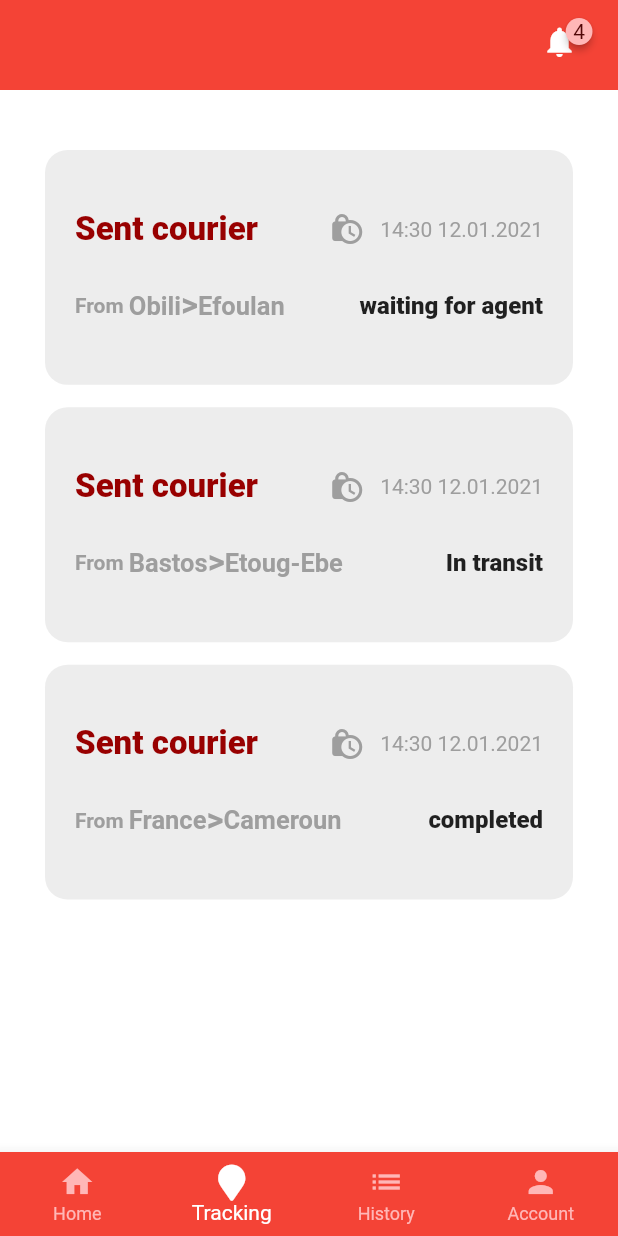
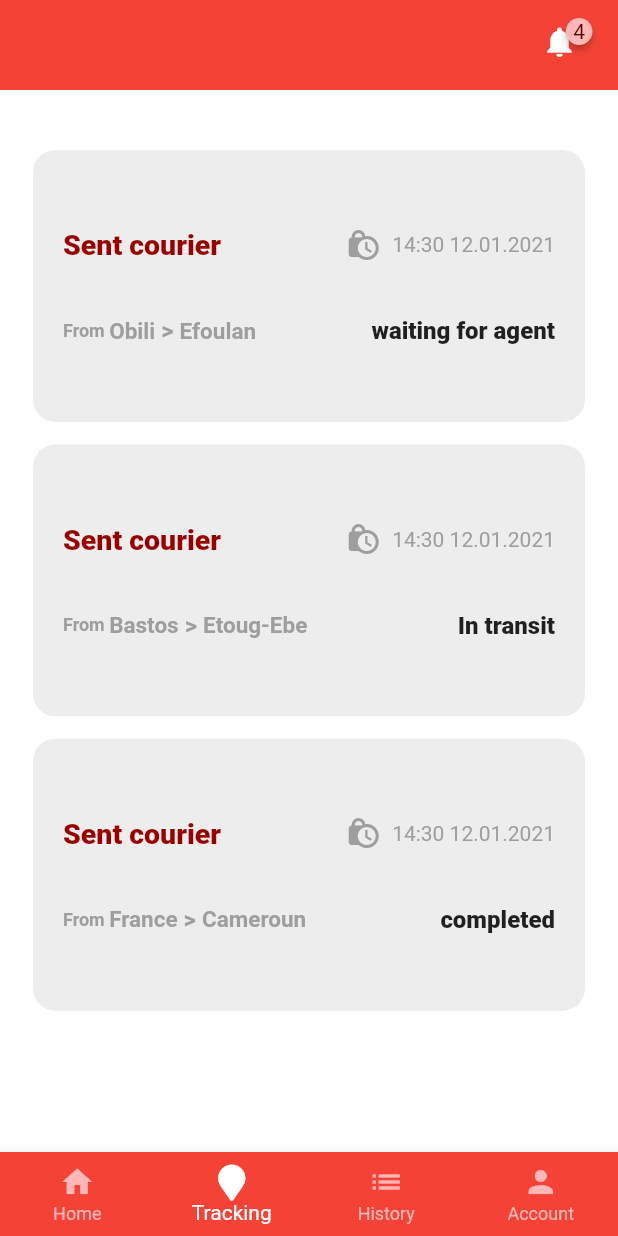
Before and after one commit to ElFabNyl/nextwave, a Flutter app: the screen it shows after launch, item 2 of the bottom bar chosen, on a phone screen of 412 x 824 dp. Run offline on Flutter 3.47's test engine with Material 2 defaults, Android fonts, the phone set to English and light mode, and no system bars; drawn by our look-alikes of badges; our stand-ins replace font_awesome_flutter; missing offline and left inert: rate_my_app.

Commit message:
some ui update | send module

```diff
--- a/lib/components/app_bar.dart
+++ b/lib/components/app_bar.dart
@@ -3,7 +3,6 @@ import 'package:flutter/material.dart';
 
 class AppBarWidget extends StatelessWidget implements PreferredSizeWidget {
   final bool isShoppingBag;
-  final bool showArrow;
   final bool showBell;
   final bool showBadge;
   final Widget? title;
@@ -13,7 +12,6 @@ class AppBarWidget extends StatelessWidget implements PreferredSizeWidget {
   const AppBarWidget({
     Key? key,
     required this.isShoppingBag,
-    required this.showArrow,
     required this.showBell,
     required this.showBadge,
     this.title,
@@ -29,16 +27,6 @@ class AppBarWidget extends StatelessWidget implements PreferredSizeWidget {
     return AppBar(
       title: title,
       elevation: 0.0,
-      leading: showArrow
-          ? IconButton(
-              onPressed: () {
-                Navigator.of(context).pop();
-              },
-              icon: const Icon(
-                Icons.arrow_back,
-                color: Colors.white,
-              ))
-          : null,
       centerTitle: true,
       actions: [
         Padding(
--- a/lib/components/home_module_card.dart
+++ b/lib/components/home_module_card.dart
@@ -19,7 +19,7 @@ class HomeModuleCard extends StatelessWidget {
     return GestureDetector(
       onTap: action,
       child: Container(
-        height: MediaQuery.of(context).size.height * 0.14,
+        height: MediaQuery.of(context).size.height * 0.16,
         width: double.infinity,
         decoration: BoxDecoration(
             color: const Color(0xffEDEDED),
@@ -42,13 +42,13 @@ class HomeModuleCard extends StatelessWidget {
                 Text(
                   moduleName,
                   style: const TextStyle(
-                      fontWeight: FontWeight.w900, fontSize: 21.0),
+                      fontWeight: FontWeight.w900, fontSize: 19.0),
                 ),
                 const SizedBox(
                   height: 12.0,
                 ),
                 SizedBox(
-                  width: 200.0,
+                  width: 180.0,
                   child: Text(
                     moduleDescription,
                     style: const TextStyle(
--- a/lib/components/home_welcome_card.dart
+++ b/lib/components/home_welcome_card.dart
@@ -1,7 +1,7 @@
 import 'package:flutter/material.dart';
 
 class HomeWelcomeCard extends StatelessWidget {
-  final String  welcomeText;
+  final String welcomeText;
   final String userName;
   final String imagePath;
   const HomeWelcomeCard({
@@ -40,7 +40,8 @@ class HomeWelcomeCard extends StatelessWidget {
               ],
             ),
           ),
-          Image.asset(imagePath)
+          const SizedBox(width: 8.0),
+          Flexible(child: Image.asset(imagePath))
         ],
       ),
     );
--- a/lib/components/tracking_card.dart
+++ b/lib/components/tracking_card.dart
@@ -24,7 +24,7 @@ class TrackingCard extends StatelessWidget {
     return GestureDetector(
       onTap:  onTap,
       child: Container(
-        height: MediaQuery.of(context).size.height * 0.19,
+        height: MediaQuery.of(context).size.height * 0.22,
         width: double.infinity,
         decoration: BoxDecoration(
             color: const Color(0xffEDEDED),
@@ -43,21 +43,25 @@ class TrackingCard extends StatelessWidget {
                     style:const TextStyle(
                         color: Color(0xff980000),
                         fontWeight: FontWeight.w900,
-                        fontSize: 22.0),
+                        fontSize: 19.0),
                   ),
-                  Row(
+                  Flexible(
+                    child: Row(
                       mainAxisAlignment: MainAxisAlignment.end,
                       children:  [
                        const Icon(
                           Icons.lock_clock,
                           color: Colors.grey,
                         ),
-                     const  SizedBox(width: 10.0),
-                      Text(
+                       const  SizedBox(width: 7.0),
+                        Flexible(
+                          child: Text(
                             time,
                             style: const  TextStyle(color: Colors.grey),
+                          ),
                         )
                       ],
+                    ),
                   )
                 ],
               ),
@@ -71,34 +75,36 @@ class TrackingCard extends StatelessWidget {
                         style: TextStyle(
                             color: Colors.grey,
                             fontWeight: FontWeight.w700,
-                            fontSize: 14.0),
+                            fontSize: 12.0),
                       ),
                       Text(
                         initialPoint,
                         style: const TextStyle(
                             color: Colors.grey,
                             fontWeight: FontWeight.w700,
-                            fontSize: 17.0),
+                            fontSize: 15.0),
                       ),
                     const  Text(
-                        '>',
+                        ' > ',
                         style: TextStyle(
                             color: Colors.grey,
                             fontWeight: FontWeight.w700,
-                            fontSize: 22.0),
+                            fontSize: 16.0),
                       ),
                       Text(
-                        finalPoint,
+                        finalPoint+' ',
                         style: const TextStyle(
                             color: Colors.grey,
                             fontWeight: FontWeight.w700,
-                            fontSize: 17.0),
+                            fontSize: 15.0),
                       )
                     ],
                   ),
-                   Text(
+                   Flexible(
+                     child: Text(
                       status,
                       style: const TextStyle(fontWeight: FontWeight.w900, fontSize: 16.0),
+                                     ),
                    )
                 ],
               ),
--- a/lib/index.dart
+++ b/lib/index.dart
@@ -3,7 +3,6 @@ import 'package:nextwave/components/app_bar.dart';
 import 'package:font_awesome_flutter/font_awesome_flutter.dart';
 import 'package:nextwave/presentation/Screens/send/Home.dart';
 import 'package:nextwave/presentation/Screens/send/tracking.dart';
-
 
 class Index extends StatefulWidget {
   const Index({Key? key}) : super(key: key);
@@ -15,10 +14,9 @@ class Index extends StatefulWidget {
 class _IndexState extends State<Index> {
   int _selectedTab = 0;
 
-  final List<Widget> _tabWidgets =  [
-
+  final List<Widget> _tabWidgets = [
     Home(),
-     Tracking(),
+    Tracking(),
     Text('tab3'),
     Text('tab4'),
   ];
@@ -28,7 +26,6 @@ class _IndexState extends State<Index> {
     return Scaffold(
       backgroundColor: Colors.white,
       appBar: const AppBarWidget(
-        showArrow: false,
         showBell: true,
         showBadge: true,
         badgeContent: '4',
@@ -71,11 +68,13 @@ class _IndexState extends State<Index> {
         ],
       ),
       body: Padding(
-        padding: const EdgeInsets.symmetric(horizontal: 15.0, vertical: 20.0),
-        child: Column(
-          children: [
-            _tabWidgets[_selectedTab],
-          ],
+        padding: const EdgeInsets.symmetric(horizontal: 7.0, vertical: 20.0),
+        child: SingleChildScrollView(
+          child: Column(
+            children: [
+              _tabWidgets[_selectedTab],
+            ],
+          ),
         ),
       ),
     );
--- a/lib/presentation/Screens/send/address_infos.dart
+++ b/lib/presentation/Screens/send/address_infos.dart
@@ -19,7 +19,6 @@ class _AddressState extends State<Address> {
     return Scaffold(
       appBar: const AppBarWidget(
         isShoppingBag: false,
-        showArrow: true,
         showBell: false,
         showBadge: false,
         title: Text('Send Parcel'),
--- a/lib/presentation/Screens/send/billing.dart
+++ b/lib/presentation/Screens/send/billing.dart
@@ -15,7 +15,6 @@ class _BillingScreenState extends State<BillingScreen> {
     return Scaffold(
       appBar: const AppBarWidget(
         isShoppingBag: false,
-        showArrow: true,
         showBell: false,
         showBadge: false,
         title: Text('Billing'),
--- a/lib/presentation/Screens/send/confirmation.dart
+++ b/lib/presentation/Screens/send/confirmation.dart
@@ -15,7 +15,6 @@ class _ConfirmationState extends State<Confirmation> {
     return Scaffold(
       appBar: const AppBarWidget(
         isShoppingBag: false,
-        showArrow: true,
         showBell: false,
         showBadge: false,
         title: Text('Confirmation'),
@@ -59,11 +58,11 @@ class _ConfirmationState extends State<Confirmation> {
                 ),
                 const SizedBox(height: 30.0),
                 DefaultElevatedButton(
-                    text: const Text('See tracking'),
+                    text: const Text('Return to Home'),
                     showArrowBack: false,
                     showArrowFoward: false,
                     onPressed: () {
-                      Navigator.of(context).pushReplacementNamed('/tracking');
+                      Navigator.of(context).pushNamed('/tracking');
                     })
               ],
             ),
--- a/lib/presentation/Screens/send/delivery_details.dart
+++ b/lib/presentation/Screens/send/delivery_details.dart
@@ -17,7 +17,6 @@ class _DeliveryDetailsState extends State<DeliveryDetails> {
     return Scaffold(
       appBar: const AppBarWidget(
         isShoppingBag: false,
-        showArrow: true,
         showBell: false,
         showBadge: false,
         title: Text('Send Parcel'),
--- a/lib/presentation/Screens/send/package_description.dart
+++ b/lib/presentation/Screens/send/package_description.dart
@@ -16,7 +16,6 @@ class _PackageDescriptionState extends State<PackageDescription> {
     return Scaffold(
       appBar: const AppBarWidget(
         isShoppingBag: false,
-        showArrow: true,
         showBell: false,
         showBadge: false,
         title: Text('Send Parcel'),
--- a/lib/presentation/Screens/send/terms_and_cond.dart
+++ b/lib/presentation/Screens/send/terms_and_cond.dart
@@ -15,7 +15,6 @@ class _TermsAndConditions2State extends State<TermsAndConditions2> {
     return Scaffold(
       appBar: const AppBarWidget(
         isShoppingBag: false,
-        showArrow: true,
         showBell: false,
         showBadge: false,
         title: Text(
@@ -63,7 +62,7 @@ class _TermsAndConditions2State extends State<TermsAndConditions2> {
                               fontWeight: FontWeight.w700),
                         ),
                         onPressed: () {
-                          Navigator.of(context).pop();
+                          Navigator.of(context).canPop();
                         },
                       ),
                     )
--- a/lib/presentation/Screens/send/tracking.dart
+++ b/lib/presentation/Screens/send/tracking.dart
@@ -23,7 +23,7 @@ class _TrackingState extends State<Tracking> {
               finalPoint: 'Efoulan',
               status: 'waiting for agent',
               onTap: () {
-                Navigator.of(context).pushReplacementNamed('/delivery_details');
+                Navigator.of(context).pushNamed('/delivery_details');
               },
             ),
             const SizedBox(height: 15),
@@ -34,7 +34,7 @@ class _TrackingState extends State<Tracking> {
               finalPoint: 'Etoug-Ebe',
               status: 'In transit',
               onTap: () {
-                Navigator.of(context).pushReplacementNamed('/delivery_details');
+                Navigator.of(context).pushNamed('/delivery_details');
               },
             ),
             const SizedBox(height: 15),
--- a/lib/router/app_router.dart
+++ b/lib/router/app_router.dart
@@ -6,6 +6,7 @@ import 'package:nextwave/presentation/Screens/send/confirmation.dart';
 import 'package:nextwave/presentation/Screens/send/delivery_details.dart';
 import 'package:nextwave/presentation/Screens/send/package_description.dart';
 import 'package:nextwave/presentation/Screens/send/terms_and_cond.dart';
+import 'package:nextwave/presentation/Screens/send/tracking.dart';
 
 class AppRouter {
   Route<dynamic>? onGenerateRoute(RouteSettings routeSettings) {
@@ -25,7 +26,7 @@ class AppRouter {
       case '/confirmation':
         return MaterialPageRoute(builder: (_) => const Confirmation());
       case '/tracking':
-        return MaterialPageRoute(builder: (_) => const Confirmation());
+        return MaterialPageRoute(builder: (_) => const Index());
       default:
         return null;
     }
```
Also changed, not shown: lib/components/payment_method_card.dart (+8 -6 lines), lib/presentation/Screens/send/home.dart (+3 -4 lines). Lines whose indentation alone changed are shown as unchanged.
